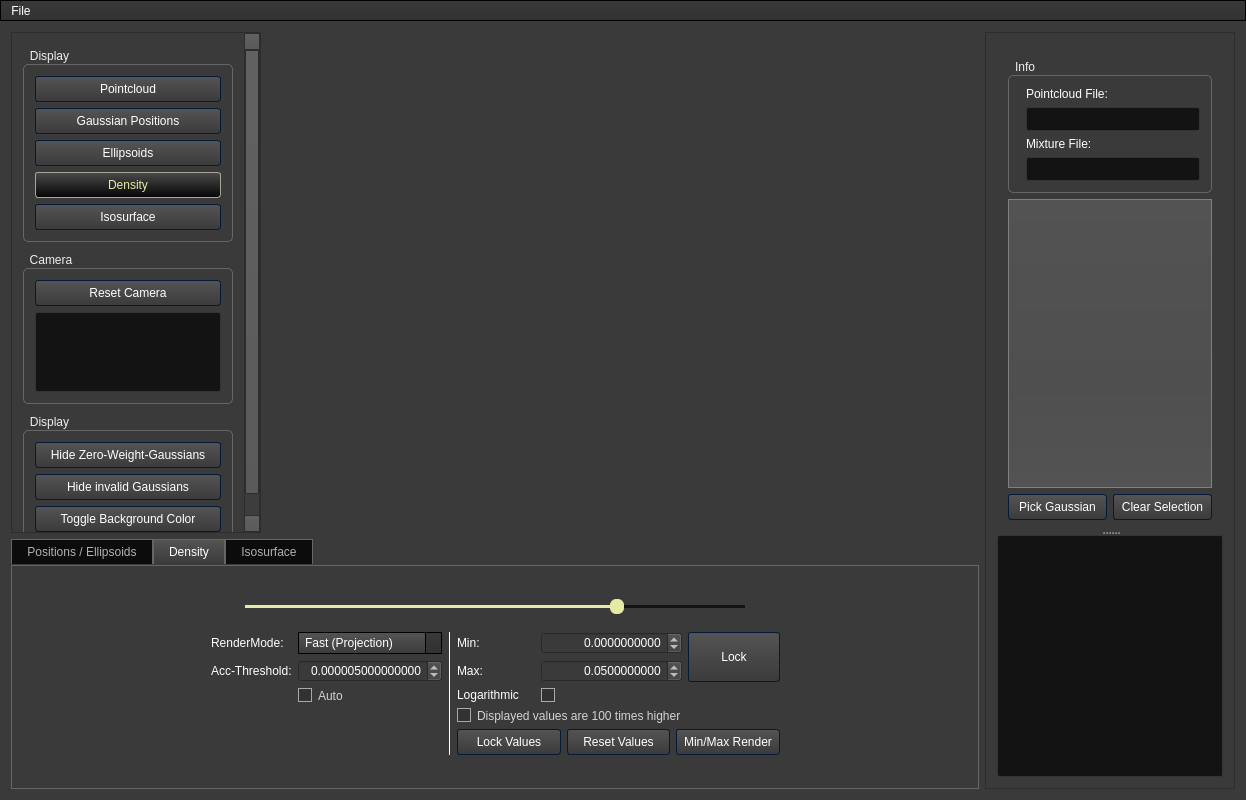
Old version of the form da-gm-1/da-gm-1/gmvis/ui/VisualizerWindow.ui in the repository SFraissTU/gm_vis.
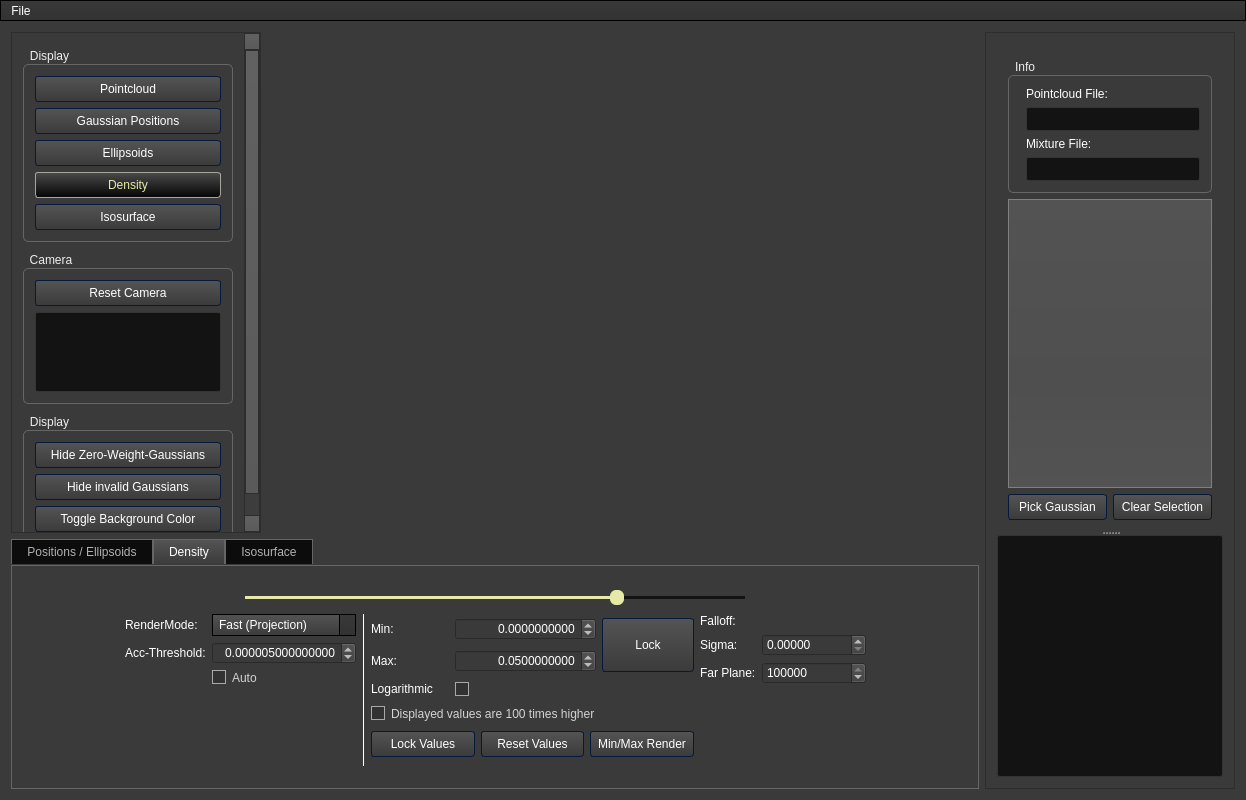
New version of the form. The open tabs and pages were chosen to show the change. Icons and pictures are not drawn. Custom widgets are drawn as their Qt base class.

```diff
--- a/da-gm-1/da-gm-1/gmvis/ui/VisualizerWindow.ui
+++ b/da-gm-1/da-gm-1/gmvis/ui/VisualizerWindow.ui
@@ -1994,6 +1994,70 @@
                </item>
               </layout>
              </item>
+             <item>
+              <layout class="QGridLayout" name="gridLayout_4">
+               <item row="2" column="1">
+                <widget class="QDoubleSpinBox" name="spin_far">
+                 <property name="decimals">
+                  <number>0</number>
+                 </property>
+                 <property name="maximum">
+                  <double>10000000000.000000000000000</double>
+                 </property>
+                 <property name="value">
+                  <double>100000.000000000000000</double>
+                 </property>
+                </widget>
+               </item>
+               <item row="3" column="1">
+                <spacer name="verticalSpacer_3">
+                 <property name="orientation">
+                  <enum>Qt::Vertical</enum>
+                 </property>
+                 <property name="sizeHint" stdset="0">
+                  <size>
+                   <width>20</width>
+                   <height>40</height>
+                  </size>
+                 </property>
+                </spacer>
+               </item>
+               <item row="2" column="0">
+                <widget class="QLabel" name="label_18">
+                 <property name="text">
+                  <string>Far Plane:</string>
+                 </property>
+                </widget>
+               </item>
+               <item row="1" column="0">
+                <widget class="QLabel" name="label_17">
+                 <property name="text">
+                  <string>Sigma:</string>
+                 </property>
+                </widget>
+               </item>
+               <item row="1" column="1">
+                <widget class="QDoubleSpinBox" name="spin_sigma">
+                 <property name="decimals">
+                  <number>5</number>
+                 </property>
+                 <property name="maximum">
+                  <double>10000000.000000000000000</double>
+                 </property>
+                 <property name="singleStep">
+                  <double>0.000010000000000</double>
+                 </property>
+                </widget>
+               </item>
+               <item row="0" column="0">
+                <widget class="QLabel" name="label_12">
+                 <property name="text">
+                  <string>Falloff:</string>
+                 </property>
+                </widget>
+               </item>
+              </layout>
+             </item>
              <item>
               <spacer name="horizontalSpacer">
                <property name="orientation">
```
Left out of the diff: 13 changed lines with no effect on the pictures.
